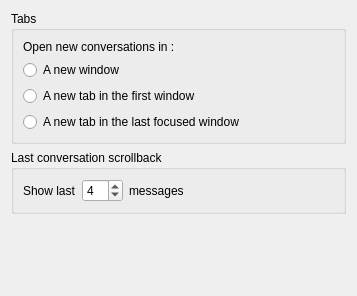
Old version of the form config/behavior-config.ui in the repository KDE/ktp-text-ui.
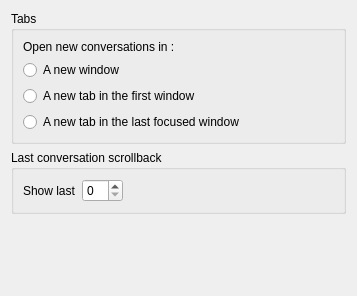
New version of the form. Custom widgets are drawn as their Qt base class.

Commit message:
Allow setting pluralised suffix on "Show last n messages"
This moves the code to KIntSpinBox and the word "messages" from being a label to being a suffix in the spin box.

(As requested by i18n team)

What changed in the file:
```diff
--- a/config/behavior-config.ui
+++ b/config/behavior-config.ui
@@ -71,20 +71,9 @@
        </widget>
       </item>
       <item row="0" column="1">
-       <widget class="QSpinBox" name="scrollbackLength">
-        <property name="value">
-         <number>4</number>
-        </property>
-       </widget>
+       <widget class="KIntSpinBox" name="scrollbackLength"/>
       </item>
       <item row="0" column="2">
-       <widget class="QLabel" name="label_p2">
-        <property name="text">
-         <string extracomment="Second part of &quot;Show last %1 messages&quot; string">messages</string>
-        </property>
-       </widget>
-      </item>
-      <item row="0" column="3">
        <spacer name="horizontalSpacer">
         <property name="orientation">
          <enum>Qt::Horizontal</enum>
@@ -122,6 +111,11 @@
    <header>kbuttongroup.h</header>
    <container>1</container>
   </customwidget>
+  <customwidget>
+   <class>KIntSpinBox</class>
+   <extends>QSpinBox</extends>
+   <header>knuminput.h</header>
+  </customwidget>
  </customwidgets>
  <resources/>
  <connections/>
```
Left out of the diff: 6 changed lines with no effect on the pictures. The commit also changes 1 other file.
